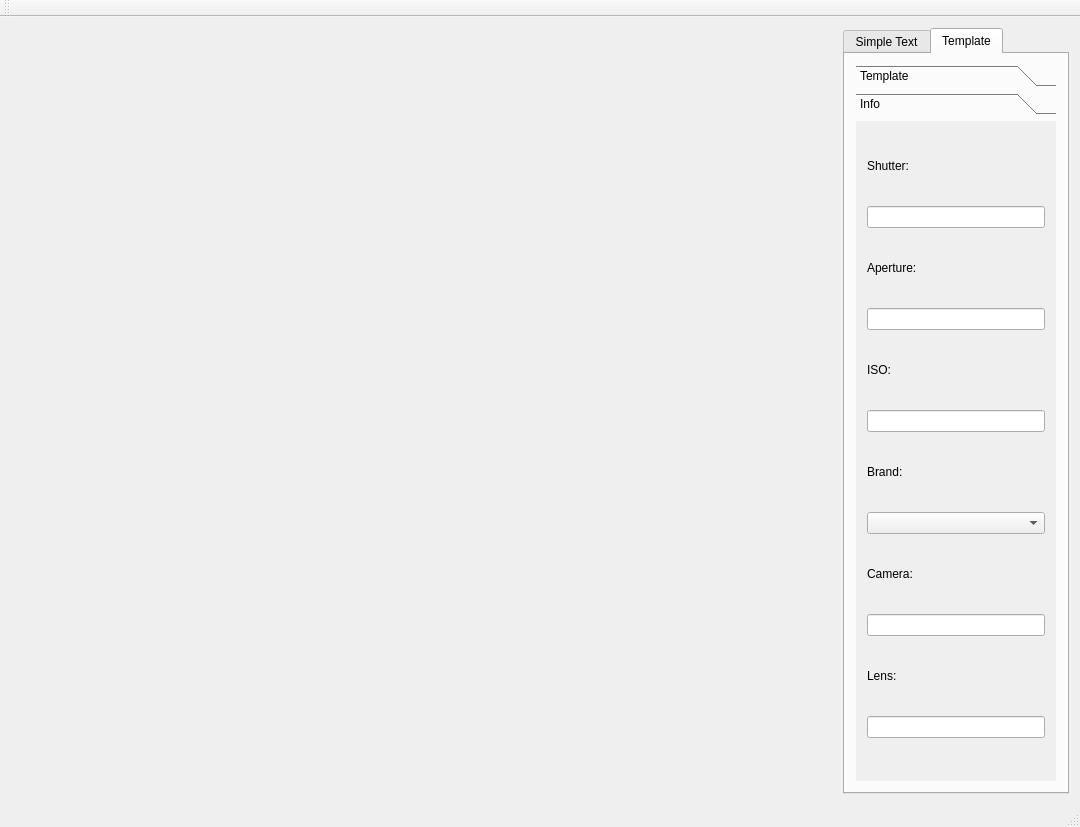
Before: the Qt Designer form Watermark.ui in SourangleMashu/Watermark, drawn with Qt 5.
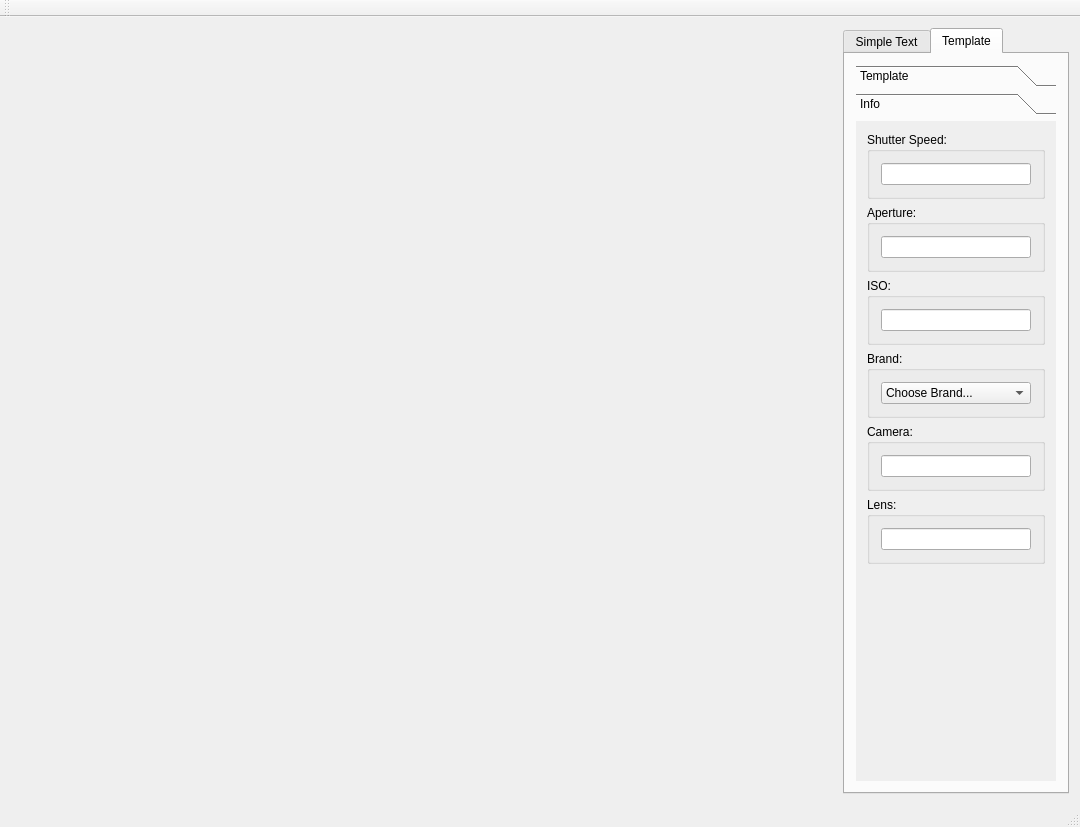
After: the same form once the commit is applied. The open tabs and pages were chosen to show the change. Icons and pictures are not drawn.

Diff of the .ui file:
```diff
--- a/Watermark.ui
+++ b/Watermark.ui
@@ -11,7 +11,7 @@
    </rect>
   </property>
   <property name="sizePolicy">
-   <sizepolicy hsizetype="Preferred" vsizetype="Preferred">
+   <sizepolicy hsizetype="Preferred" vsizetype="Fixed">
     <horstretch>0</horstretch>
     <verstretch>0</verstretch>
    </sizepolicy>
@@ -377,100 +377,146 @@
            </attribute>
            <layout class="QVBoxLayout" name="verticalLayout_10">
             <item>
-             <widget class="QLabel" name="label_2">
+             <widget class="QGroupBox" name="groupBox">
               <property name="sizePolicy">
                <sizepolicy hsizetype="Preferred" vsizetype="Fixed">
                 <horstretch>0</horstretch>
                 <verstretch>0</verstretch>
                </sizepolicy>
               </property>
-              <property name="text">
-               <string>Shutter:</string>
+              <property name="title">
+               <string>Shutter Speed:</string>
               </property>
+              <layout class="QVBoxLayout" name="verticalLayout">
+               <item>
+                <widget class="QLineEdit" name="ssLineEdit"/>
+               </item>
+              </layout>
              </widget>
             </item>
             <item>
-             <widget class="QLineEdit" name="lineEdit_3"/>
-            </item>
-            <item>
-             <widget class="QLabel" name="label_3">
+             <widget class="QGroupBox" name="groupBox_2">
               <property name="sizePolicy">
                <sizepolicy hsizetype="Preferred" vsizetype="Fixed">
                 <horstretch>0</horstretch>
                 <verstretch>0</verstretch>
                </sizepolicy>
               </property>
-              <property name="text">
+              <property name="title">
                <string>Aperture:</string>
               </property>
+              <layout class="QVBoxLayout" name="verticalLayout_2">
+               <item>
+                <widget class="QLineEdit" name="fLineEdit"/>
+               </item>
+              </layout>
              </widget>
             </item>
             <item>
-             <widget class="QLineEdit" name="lineEdit_4"/>
-            </item>
-            <item>
-             <widget class="QLabel" name="label_4">
+             <widget class="QGroupBox" name="groupBox_3">
               <property name="sizePolicy">
                <sizepolicy hsizetype="Preferred" vsizetype="Fixed">
                 <horstretch>0</horstretch>
                 <verstretch>0</verstretch>
                </sizepolicy>
               </property>
-              <property name="text">
+              <property name="title">
                <string>ISO:</string>
               </property>
+              <layout class="QVBoxLayout" name="verticalLayout_3">
+               <item>
+                <widget class="QLineEdit" name="isoLineEdit"/>
+               </item>
+              </layout>
              </widget>
             </item>
             <item>
-             <widget class="QLineEdit" name="lineEdit_5"/>
-            </item>
-            <item>
-             <widget class="QLabel" name="label">
+             <widget class="QGroupBox" name="groupBox_4">
               <property name="sizePolicy">
                <sizepolicy hsizetype="Preferred" vsizetype="Fixed">
                 <horstretch>0</horstretch>
                 <verstretch>0</verstretch>
                </sizepolicy>
               </property>
-              <property name="text">
+              <property name="title">
                <string>Brand:</string>
               </property>
+              <layout class="QVBoxLayout" name="verticalLayout_4">
+               <item>
+                <widget class="QComboBox" name="brandComboBox">
+                 <item>
+                  <property name="text">
+                   <string>Choose Brand...</string>
+                  </property>
+                 </item>
+                 <item>
+                  <property name="text">
+                   <string>Nikon</string>
+                  </property>
+                 </item>
+                 <item>
+                  <property name="text">
+                   <string>Canon</string>
+                  </property>
+                 </item>
+                 <item>
+                  <property name="text">
+                   <string>Sony</string>
+                  </property>
+                 </item>
+                </widget>
+               </item>
+              </layout>
              </widget>
             </item>
             <item>
-             <widget class="QComboBox" name="comboBox"/>
-            </item>
-            <item>
-             <widget class="QLabel" name="label_5">
+             <widget class="QGroupBox" name="groupBox_5">
               <property name="sizePolicy">
                <sizepolicy hsizetype="Preferred" vsizetype="Fixed">
                 <horstretch>0</horstretch>
                 <verstretch>0</verstretch>
                </sizepolicy>
               </property>
-              <property name="text">
+              <property name="title">
                <string>Camera:</string>
               </property>
+              <layout class="QVBoxLayout" name="verticalLayout_5">
+               <item>
+                <widget class="QLineEdit" name="cameraLineEdit"/>
+               </item>
+              </layout>
              </widget>
             </item>
             <item>
-             <widget class="QLineEdit" name="lineEdit_6"/>
-            </item>
-            <item>
-             <widget class="QLabel" name="label_6">
+             <widget class="QGroupBox" name="groupBox_6">
               <property name="sizePolicy">
                <sizepolicy hsizetype="Preferred" vsizetype="Fixed">
                 <horstretch>0</horstretch>
                 <verstretch>0</verstretch>
                </sizepolicy>
               </property>
-              <property name="text">
+              <property name="title">
                <string>Lens:</string>
               </property>
+              <layout class="QVBoxLayout" name="verticalLayout_11">
+               <item>
+                <widget class="QLineEdit" name="lensLineEdit"/>
+               </item>
+              </layout>
              </widget>
             </item>
             <item>
-             <widget class="QLineEdit" name="lineEdit_2"/>
+             <spacer name="verticalSpacer">
+              <property name="orientation">
+               <enum>Qt::Orientation::Vertical</enum>
+              </property>
+              <property name="sizeHint" stdset="0">
+               <size>
+                <width>20</width>
+                <height>40</height>
+               </size>
+              </property>
+             </spacer>
             </item>
            </layout>
           </widget>
```
Left out of the diff: 28 changed lines with no effect on the pictures.
